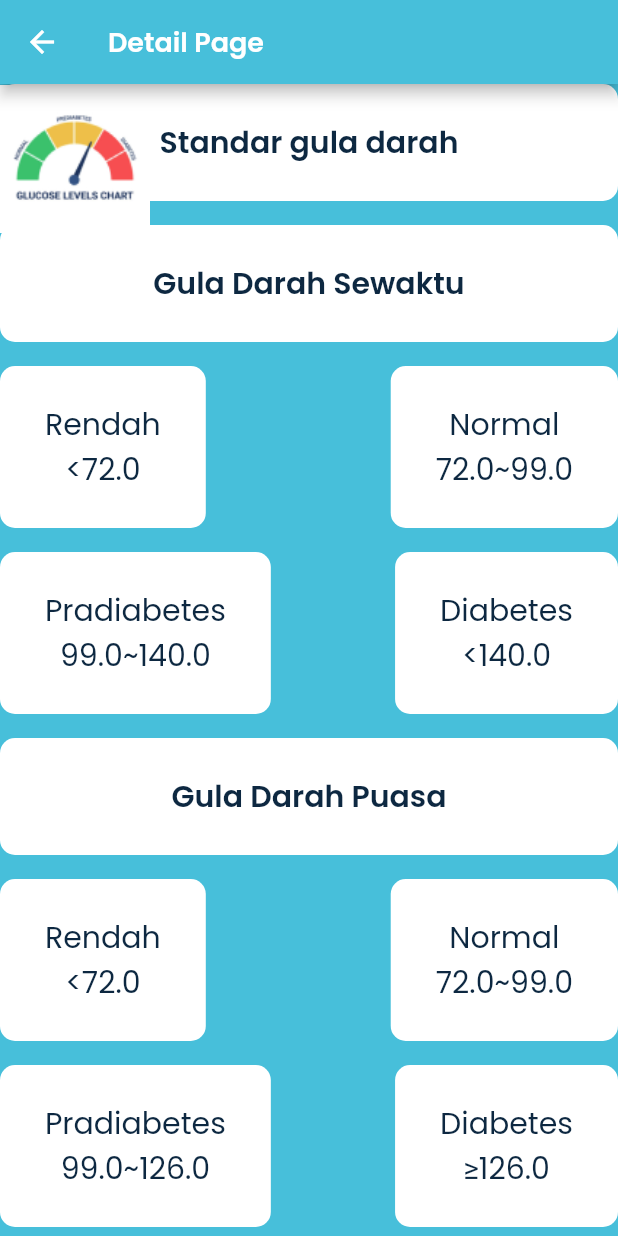
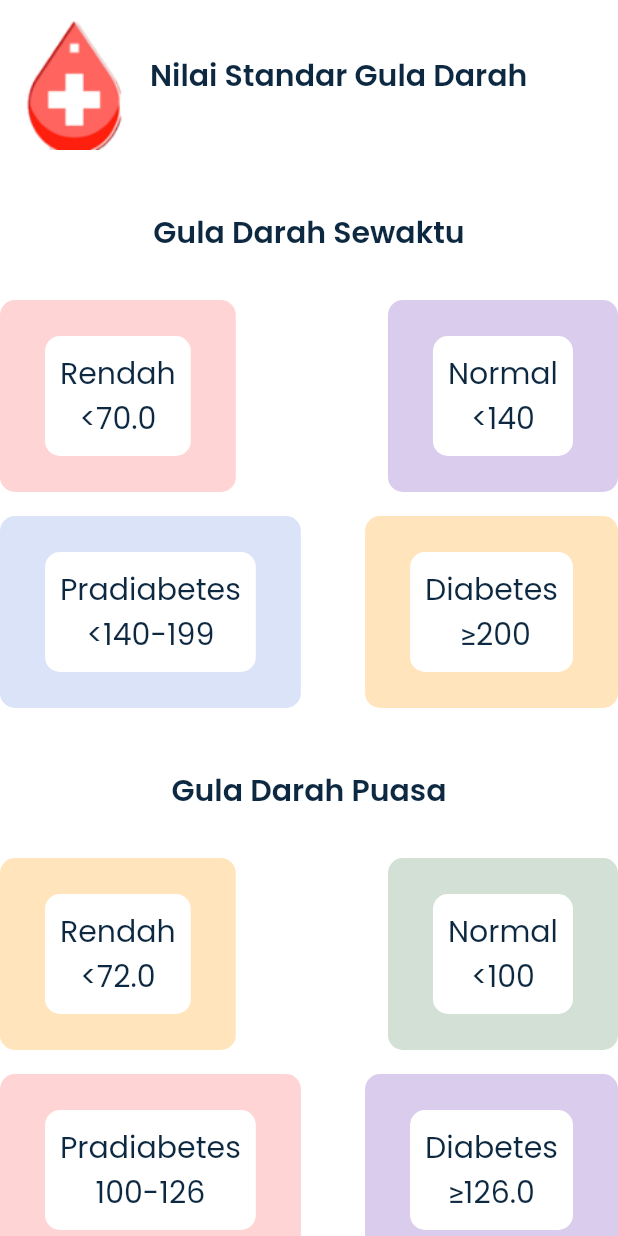
Before and after one commit to alvitoaditya19/bloodcheck, a Flutter app: the RecentPage screen opened directly, on a phone screen of 412 x 824 dp. Run offline on Flutter 3.47's test engine with Material 2 defaults, Android fonts, the light colour scheme and no system bars; our stand-ins replace another_flushbar, bloc, cloud_firestore, email_validator, equatable, firebase_auth and 8 more; accounts and stored records are empty; statements that could not run were skipped.

Commit message:
updated 30-7-2023

```diff
--- a/lib/pages/recent_page.dart
+++ b/lib/pages/recent_page.dart
@@ -9,32 +9,37 @@ class RecentPage extends StatelessWidget {
   @override
   Widget build(BuildContext context) {
     return Scaffold(
-      backgroundColor: kBlueColor,
-      appBar: AppBar(
-        backgroundColor: kBlueColor,
-        title: Text(
-          'Detail Page',
-          style: whiteTextStyle.copyWith(fontSize: 18, fontWeight: semiBold),
+      backgroundColor: kWhiteColor,
+      body: SafeArea(
+          child: SingleChildScrollView(
+        child: Column(
+          children: [
+            Row(
+              children: [
+                Container(
+                  height: 100,
+                  width: 100,
+                  decoration: BoxDecoration(
+                    image: DecorationImage(
+                      image: AssetImage(
+                        'assets/img-health.png',
                       ),
                     ),
-      body: SafeArea(
-          child: SingleChildScrollView(
-        child: Stack(
-          children: [
-            Column(
-              children: [
+                  ),
+                ),
                 Container(
-                  width: double.infinity,
                   padding: EdgeInsets.symmetric(vertical: 24),
                   decoration: BoxDecoration(
                     color: kWhiteColor,
                     borderRadius: BorderRadius.circular(10),
                   ),
                   child: Center(
-                    child: Text('Standar gula darah',
+                    child: Text('Nilai Standar Gula Darah',
                         style: blackTextStyle.copyWith(
                             fontSize: 20, fontWeight: semiBold)),
                   ),
+                ),
+              ],
             ),
             SizedBox(
               height: 16,
@@ -54,14 +59,180 @@ class RecentPage extends StatelessWidget {
               ),
             ),
             SizedBox(
+              height: 6,
+            ),
+            Row(
+              mainAxisAlignment: MainAxisAlignment.spaceBetween,
+              children: [
+                Container(
+                  padding: EdgeInsets.symmetric(vertical: 24, horizontal: 30),
+                  decoration: BoxDecoration(
+                    color: Color(0xffFB0000).withOpacity(0.17),
+                    borderRadius: BorderRadius.circular(10),
+                  ),
+                  child: Container(
+                    padding: EdgeInsets.all(10),
+                    decoration: BoxDecoration(
+                      color: kWhiteColor,
+                      borderRadius: BorderRadius.circular(10),
+                    ),
+                    child: Column(
+                      children: [
+                        Center(
+                          child: Text(
+                            'Rendah',
+                            style: blackTextStyle.copyWith(
+                              fontSize: 20,
+                            ),
+                          ),
+                        ),
+                        Center(
+                          child: Text(
+                            '<70.0',
+                            style: blackTextStyle.copyWith(fontSize: 20),
+                          ),
+                        ),
+                      ],
+                    ),
+                  ),
+                ),
+                Container(
+                  padding: EdgeInsets.symmetric(vertical: 24, horizontal: 30),
+                  decoration: BoxDecoration(
+                    color: Color(0xff5617A7).withOpacity(0.22),
+                    borderRadius: BorderRadius.circular(10),
+                  ),
+                  child: Container(
+                    padding: EdgeInsets.all(10),
+                    decoration: BoxDecoration(
+                      color: kWhiteColor,
+                      borderRadius: BorderRadius.circular(10),
+                    ),
+                    child: Column(
+                      children: [
+                        Center(
+                          child: Text(
+                            'Normal',
+                            style: blackTextStyle.copyWith(
+                              fontSize: 20,
+                            ),
+                          ),
+                        ),
+                        Center(
+                          child: Text(
+                            '<140',
+                            style: blackTextStyle.copyWith(fontSize: 20),
+                          ),
+                        ),
+                      ],
+                    ),
+                  ),
+                ),
+              ],
+            ),
+            SizedBox(
               height: 16,
             ),
             Row(
               mainAxisAlignment: MainAxisAlignment.spaceBetween,
               children: [
                 Container(
-                      padding:
-                          EdgeInsets.symmetric(vertical: 24, horizontal: 30),
+                  padding: EdgeInsets.symmetric(vertical: 24, horizontal: 30),
+                  decoration: BoxDecoration(
+                    color: Color(0xff2356D8).withOpacity(0.17),
+                    borderRadius: BorderRadius.circular(10),
+                  ),
+                  child: Container(
+                    padding: EdgeInsets.all(10),
+                    decoration: BoxDecoration(
+                      color: kWhiteColor,
+                      borderRadius: BorderRadius.circular(10),
+                    ),
+                    child: Column(
+                      children: [
+                        Center(
+                          child: Text(
+                            'Pradiabetes',
+                            style: blackTextStyle.copyWith(
+                              fontSize: 20,
+                            ),
+                          ),
+                        ),
+                        Center(
+                          child: Text(
+                            '<140-199',
+                            style: blackTextStyle.copyWith(fontSize: 20),
+                          ),
+                        ),
+                      ],
+                    ),
+                  ),
+                ),
+                Container(
+                  padding: EdgeInsets.symmetric(vertical: 24, horizontal: 30),
+                  decoration: BoxDecoration(
+                    color: Color(0xffFF9C07).withOpacity(0.27),
+                    borderRadius: BorderRadius.circular(10),
+                  ),
+                  child: Container(
+                    padding: EdgeInsets.all(10),
+                    decoration: BoxDecoration(
+                      color: kWhiteColor,
+                      borderRadius: BorderRadius.circular(10),
+                    ),
+                    child: Column(
+                      children: [
+                        Center(
+                          child: Text(
+                            'Diabetes',
+                            style: blackTextStyle.copyWith(
+                              fontSize: 20,
+                            ),
+                          ),
+                        ),
+                        Center(
+                          child: Text(
+                            ' ≥200',
+                            style: blackTextStyle.copyWith(fontSize: 20),
+                          ),
+                        ),
+                      ],
+                    ),
+                  ),
+                ),
+              ],
+            ),
+            SizedBox(
+              height: 16,
+            ),
+            Container(
+              padding: EdgeInsets.symmetric(vertical: 24, horizontal: 30),
+              decoration: BoxDecoration(
+                color: kWhiteColor,
+                borderRadius: BorderRadius.circular(10),
+              ),
+              child: Center(
+                child: Text(
+                  'Gula Darah Puasa',
+                  style: blackTextStyle.copyWith(
+                      fontSize: 20, fontWeight: semiBold),
+                ),
+              ),
+            ),
+            SizedBox(
+              height: 6,
+            ),
+            Row(
+              mainAxisAlignment: MainAxisAlignment.spaceBetween,
+              children: [
+                Container(
+                  padding: EdgeInsets.symmetric(vertical: 24, horizontal: 30),
+                  decoration: BoxDecoration(
+                    color: Color(0xffFF9C07).withOpacity(0.27),
+                    borderRadius: BorderRadius.circular(10),
+                  ),
+                  child: Container(
+                    padding: EdgeInsets.all(10),
                     decoration: BoxDecoration(
                       color: kWhiteColor,
                       borderRadius: BorderRadius.circular(10),
@@ -85,9 +256,15 @@ class RecentPage extends StatelessWidget {
                       ],
                     ),
                   ),
+                ),
                 Container(
-                      padding:
-                          EdgeInsets.symmetric(vertical: 24, horizontal: 30),
+                  padding: EdgeInsets.symmetric(vertical: 24, horizontal: 30),
+                  decoration: BoxDecoration(
+                    color: Color(0xff175A25).withOpacity(0.19),
+                    borderRadius: BorderRadius.circular(10),
+                  ),
+                  child: Container(
+                    padding: EdgeInsets.all(10),
                     decoration: BoxDecoration(
                       color: kWhiteColor,
                       borderRadius: BorderRadius.circular(10),
@@ -104,11 +281,12 @@ class RecentPage extends StatelessWidget {
                         ),
                         Center(
                           child: Text(
-                              '72.0~99.0',
+                            '<100',
                             style: blackTextStyle.copyWith(fontSize: 20),
                           ),
                         ),
                       ],
+                    ),
                   ),
                 ),
               ],
@@ -120,8 +298,14 @@ class RecentPage extends StatelessWidget {
               mainAxisAlignment: MainAxisAlignment.spaceBetween,
               children: [
                 Container(
-                      padding:
-                          EdgeInsets.symmetric(vertical: 24, horizontal: 30),
+                  padding: EdgeInsets.symmetric(vertical: 24, horizontal: 30),
+                  decoration: BoxDecoration(
+                                        color: Color(0xffFB0000).withOpacity(0.17),
+
+                    borderRadius: BorderRadius.circular(10),
+                  ),
+                  child: Container(
+                    padding: EdgeInsets.all(10),
                     decoration: BoxDecoration(
                       color: kWhiteColor,
                       borderRadius: BorderRadius.circular(10),
@@ -138,153 +322,23 @@ class RecentPage extends StatelessWidget {
                         ),
                         Center(
                           child: Text(
-                              '99.0~140.0',
+                            '100-126',
                             style: blackTextStyle.copyWith(fontSize: 20),
                           ),
                         ),
                       ],
                     ),
                   ),
-                    Container(
-                      padding:
-                          EdgeInsets.symmetric(vertical: 24, horizontal: 30),
-                      decoration: BoxDecoration(
-                        color: kWhiteColor,
-                        borderRadius: BorderRadius.circular(10),
-                      ),
-                      child: Column(
-                        children: [
-                          Center(
-                            child: Text(
-                              'Diabetes',
-                              style: blackTextStyle.copyWith(
-                                fontSize: 20,
-                              ),
-                            ),
-                          ),
-                          Center(
-                            child: Text(
-                              '<140.0',
-                              style: blackTextStyle.copyWith(fontSize: 20),
-                            ),
-                          ),
-                        ],
-                      ),
-                    ),
-                  ],
-                ),
-                SizedBox(
-                  height: 16,
                 ),
                 Container(
                   padding: EdgeInsets.symmetric(vertical: 24, horizontal: 30),
                   decoration: BoxDecoration(
-                    color: kWhiteColor,
+                                       color: Color(0xff5617A7).withOpacity(0.22),
+
                     borderRadius: BorderRadius.circular(10),
                   ),
-                  child: Center(
-                    child: Text(
-                      'Gula Darah Puasa',
-                      style: blackTextStyle.copyWith(
-                          fontSize: 20, fontWeight: semiBold),
-                    ),
-                  ),
-                ),
-                SizedBox(
-                  height: 16,
-                ),
-                Row(
-                  mainAxisAlignment: MainAxisAlignment.spaceBetween,
-                  children: [
-                    Container(
-                      padding:
-                          EdgeInsets.symmetric(vertical: 24, horizontal: 30),
-                      decoration: BoxDecoration(
-                        color: kWhiteColor,
-                        borderRadius: BorderRadius.circular(10),
-                      ),
-                      child: Column(
-                        children: [
-                          Center(
-                            child: Text(
-                              'Rendah',
-                              style: blackTextStyle.copyWith(
-                                fontSize: 20,
-                              ),
-                            ),
-                          ),
-                          Center(
-                            child: Text(
-                              '<72.0',
-                              style: blackTextStyle.copyWith(fontSize: 20),
-                            ),
-                          ),
-                        ],
-                      ),
-                    ),
-                    Container(
-                      padding:
-                          EdgeInsets.symmetric(vertical: 24, horizontal: 30),
-                      decoration: BoxDecoration(
-                        color: kWhiteColor,
-                        borderRadius: BorderRadius.circular(10),
-                      ),
-                      child: Column(
-                        children: [
-                          Center(
-                            child: Text(
-                              'Normal',
-                              style: blackTextStyle.copyWith(
-                                fontSize: 20,
-                              ),
-                            ),
-                          ),
-                          Center(
-                            child: Text(
-                              '72.0~99.0',
-                              style: blackTextStyle.copyWith(fontSize: 20),
-                            ),
-                          ),
-                        ],
-                      ),
-                    ),
-                  ],
-                ),
-                SizedBox(
-                  height: 16,
-                ),
-                Row(
-                  mainAxisAlignment: MainAxisAlignment.spaceBetween,
-                  children: [
-                    Container(
-                      padding:
-                          EdgeInsets.symmetric(vertical: 24, horizontal: 30),
-                      decoration: BoxDecoration(
-                        color: kWhiteColor,
-                        borderRadius: BorderRadius.circular(10),
-                      ),
-                      child: Column(
-                        children: [
-                          Center(
-                            child: Text(
-                              'Pradiabetes',
-                              style: blackTextStyle.copyWith(
-                                fontSize: 20,
-                              ),
-                            ),
-                          ),
-                          Center(
-                            child: Text(
-                              '99.0~126.0',
-                              style: blackTextStyle.copyWith(fontSize: 20),
-                            ),
-                          ),
-                        ],
-                      ),
-                    ),
-                    Container(
-                      padding:
-                          EdgeInsets.symmetric(vertical: 24, horizontal: 30),
+                  child: Container(
+                    padding: EdgeInsets.all(10),
                     decoration: BoxDecoration(
                       color: kWhiteColor,
                       borderRadius: BorderRadius.circular(10),
@@ -308,25 +362,11 @@ class RecentPage extends StatelessWidget {
                       ],
                     ),
                   ),
-                  ],
                 ),
               ],
             ),
-            Column(
-              crossAxisAlignment: CrossAxisAlignment.start,
-              children: [
-                Container(
-                  height: 100,
-                  width: 100,
-                  decoration: BoxDecoration(
-                    image: DecorationImage(
-                      image: AssetImage(
-                        'assets/img-para.png',
-                      ),
-                    ),
-                  ),
-                ),
-              ],
+              SizedBox(
+              height: 50,
             ),
           ],
         ),
```
Also changed, not shown: lib/data/data_info_gula.dart (+4 -5 lines), lib/pages/detail_info_page.dart (+8 -15 lines), lib/pages/info_page.dart (+22 -31 lines), lib/pages/splash_page.dart (+81 -45 lines), assets/img-detail-vege.png (added), assets/img-health.png (added), assets/img-info.png, assets/img-main-bg.png (added), 2 other files. Lines whose indentation alone changed are shown as unchanged.
